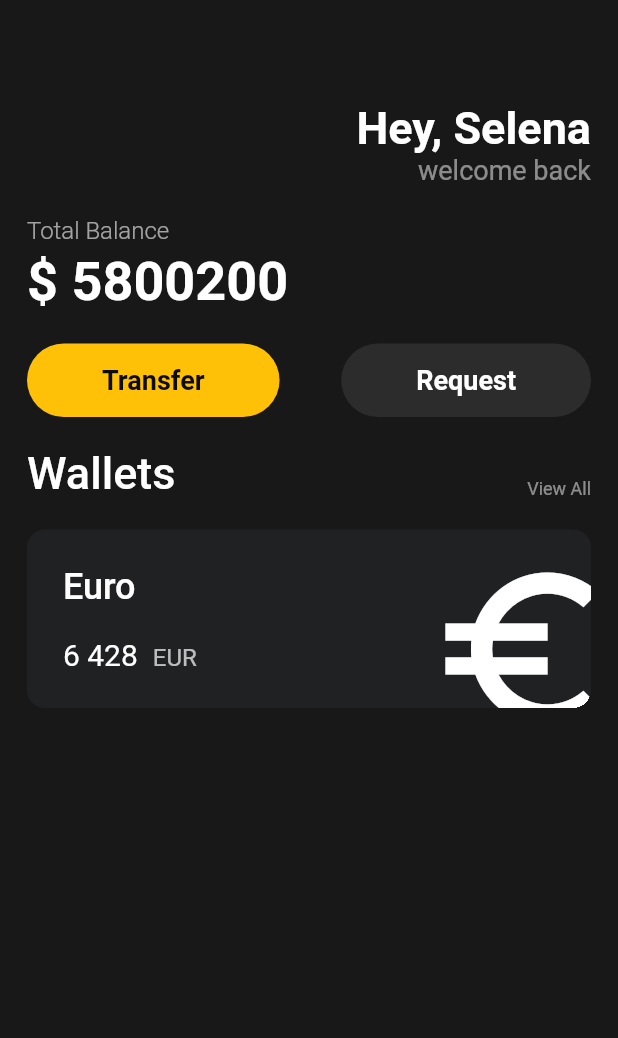
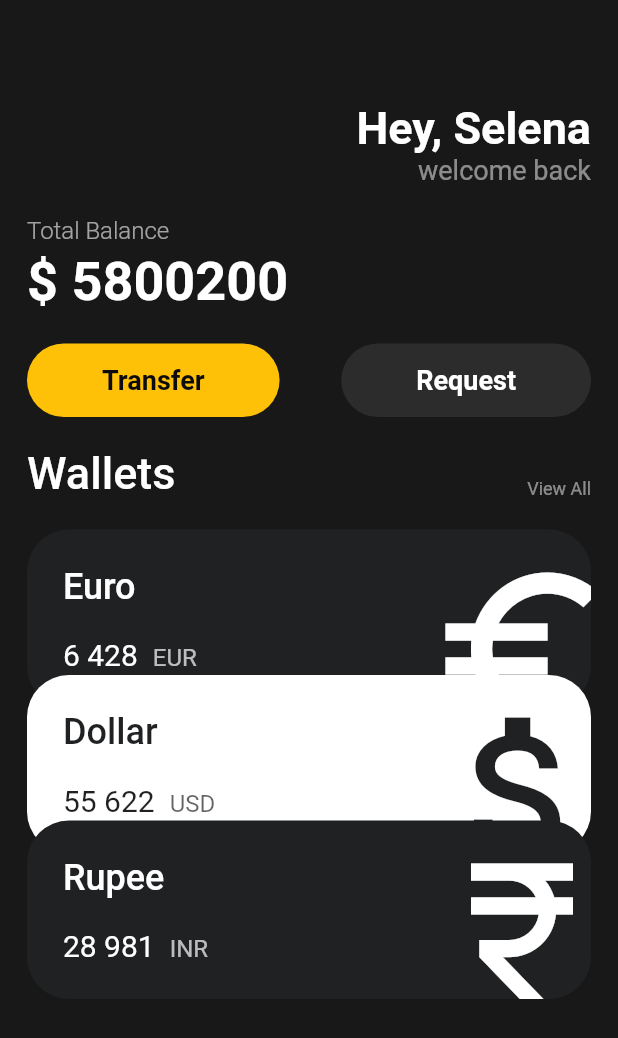
Before and after one commit to Ryusichan/study__flutter, a Flutter app: the screen it shows after launch, on a phone screen of 412 x 824 dp. Shown: the top 1038 px of the screen. Run offline on Flutter 3.47's test engine with Material 2 defaults, Android fonts, the phone set to English and light mode, and no system bars.

Commit message:
main and card splite use boolean value

```diff
--- a/toonflix/lib/main.dart
+++ b/toonflix/lib/main.dart
@@ -1,5 +1,6 @@
 import 'package:flutter/material.dart';
 import 'package:toonflix/widget/main_button.dart';
+import 'package:toonflix/widget/main_card.dart';
 
 // void main() {
 //   runApp(const MyApp());
@@ -125,72 +126,33 @@ class _MyAppState extends State<MyApp> {
               const SizedBox(
                 height: 20,
               ),
-              Container(
-                clipBehavior: Clip.hardEdge,
-                decoration: BoxDecoration(
-                  color: const Color(0xFF1f2123),
-                  borderRadius: BorderRadius.circular(12),
+              const MainCard(
+                title: 'Euro',
+                value: '6 428',
+                currency: 'EUR',
+                isInvert: true,
+                icon: Icons.euro_symbol_sharp,
+              ),
+              Transform.translate(
+                offset: const Offset(0, -22),
+                child: const MainCard(
+                  title: 'Dollar',
+                  value: '55 622',
+                  currency: 'USD',
+                  isInvert: false,
+                  icon: Icons.attach_money_sharp,
                 ),
-                child: Padding(
-                  padding: const EdgeInsets.symmetric(
-                    vertical: 24,
-                    horizontal: 24,
-                  ),
-                  child: Row(
-                    mainAxisAlignment: MainAxisAlignment.spaceBetween,
-                    children: [
-                      Column(
-                        crossAxisAlignment: CrossAxisAlignment.start,
-                        children: [
-                          const Text(
-                            'Euro',
-                            style: TextStyle(
-                                color: Colors.white,
-                                fontWeight: FontWeight.w500,
-                                fontSize: 24),
-                          ),
-                          const SizedBox(
-                            height: 20,
-                          ),
-                          Row(
-                            crossAxisAlignment: CrossAxisAlignment.end,
-                            children: [
-                              const Text(
-                                '6 428',
-                                style: TextStyle(
-                                    color: Colors.white,
-                                    fontWeight: FontWeight.w400,
-                                    fontSize: 20),
-                              ),
-                              const SizedBox(
-                                width: 10,
-                              ),
-                              Text(
-                                'EUR',
-                                style: TextStyle(
-                                    color: Colors.white.withOpacity(0.7),
-                                    fontWeight: FontWeight.w400,
-                                    fontSize: 16),
-                              ),
-                            ],
-                          ),
-                        ],
-                      ),
-                      Transform.scale(
-                        scale: 2,
-                        child: Transform.translate(
-                          offset: const Offset(6, 10),
-                          child: const Icon(
-                            Icons.euro_symbol_sharp,
-                            size: 68,
-                            color: Color(0xFFFFFFFF),
-                          ),
-                        ),
-                      ),
-                    ],
-                  ),
+              ),
+              Transform.translate(
+                offset: const Offset(0, -44),
+                child: const MainCard(
+                  title: 'Rupee',
+                  value: '28 981',
+                  currency: 'INR',
+                  isInvert: true,
+                  icon: Icons.currency_rupee_sharp,
                 ),
-              )
+              ),
             ],
           ),
         ),
--- a/toonflix/lib/widget/main_card.dart
+++ b/toonflix/lib/widget/main_card.dart
@@ -1,37 +1,92 @@
 import 'package:flutter/material.dart';
 
-class MainButton extends StatelessWidget {
-  final String text;
-  final Color color;
-  final Color textColor;
+class MainCard extends StatelessWidget {
+  final String title;
+  final String value;
+  final String currency;
+  final bool isInvert;
+  final IconData icon;
+  final _whiteColor = const Color(0xFFFFFFFF);
+  final _blackColor = const Color(0xFF1f2123);
 
-  const MainButton({
+  const MainCard({
     super.key,
-    required this.text,
-    required this.color,
-    required this.textColor,
+    required this.title,
+    required this.value,
+    required this.currency,
+    required this.isInvert,
+    required this.icon,
   });
 
   @override
   Widget build(BuildContext context) {
     return Container(
+      clipBehavior: Clip.hardEdge,
       decoration: BoxDecoration(
-        color: color,
-        borderRadius: BorderRadius.circular(36),
+        color: isInvert ? _blackColor : _whiteColor,
+        borderRadius: BorderRadius.circular(28),
       ),
       child: Padding(
-          padding: const EdgeInsets.symmetric(
-            horizontal: 50,
-            vertical: 14,
-          ),
-          child: Text(
-            text,
-            style: TextStyle(
-              fontSize: 18,
-              fontWeight: FontWeight.w600,
-              color: textColor,
+        padding: const EdgeInsets.symmetric(
+          vertical: 24,
+          horizontal: 24,
+        ),
+        child: Row(
+          mainAxisAlignment: MainAxisAlignment.spaceBetween,
+          children: [
+            Column(
+              crossAxisAlignment: CrossAxisAlignment.start,
+              children: [
+                Text(
+                  title,
+                  style: TextStyle(
+                      color: isInvert ? _whiteColor : _blackColor,
+                      fontWeight: FontWeight.w500,
+                      fontSize: 24),
+                ),
+                const SizedBox(
+                  height: 20,
+                ),
+                Row(
+                  crossAxisAlignment: CrossAxisAlignment.end,
+                  children: [
+                    Text(
+                      value,
+                      style: TextStyle(
+                          color: isInvert ? _whiteColor : _blackColor,
+                          fontWeight: FontWeight.w400,
+                          fontSize: 20),
+                    ),
+                    const SizedBox(
+                      width: 10,
+                    ),
+                    Text(
+                      currency,
+                      style: TextStyle(
+                          color: isInvert
+                              ? _whiteColor.withOpacity(0.7)
+                              : _blackColor.withOpacity(0.7),
+                          fontWeight: FontWeight.w400,
+                          fontSize: 16),
+                    ),
+                  ],
+                ),
+              ],
             ),
-          )),
+            Transform.scale(
+              scale: 2,
+              child: Transform.translate(
+                offset: const Offset(6, 10),
+                child: Icon(
+                  icon,
+                  size: 68,
+                  color: isInvert ? _whiteColor : _blackColor,
+                ),
+              ),
+            ),
+          ],
+        ),
+      ),
     );
   }
 }
```
